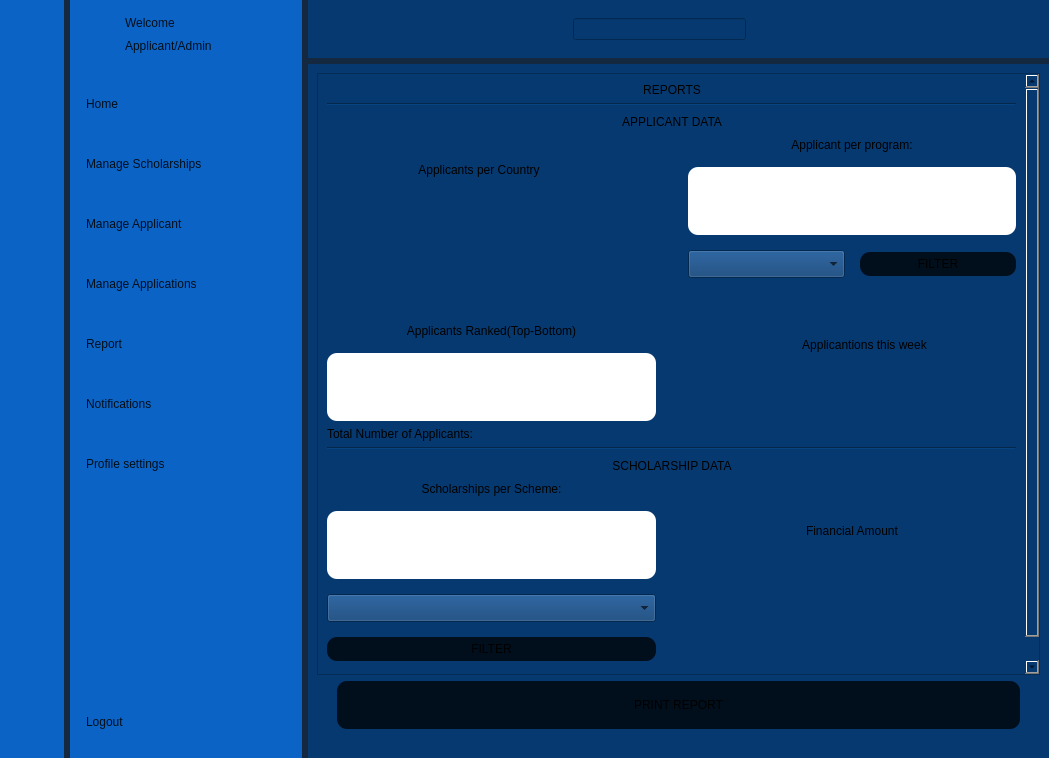
This is SholarshipManagementSystem/homePage/dash.ui in YNCO10/scholarshipManagementSystem as Qt 5 draws it before an edit. The edited form follows.
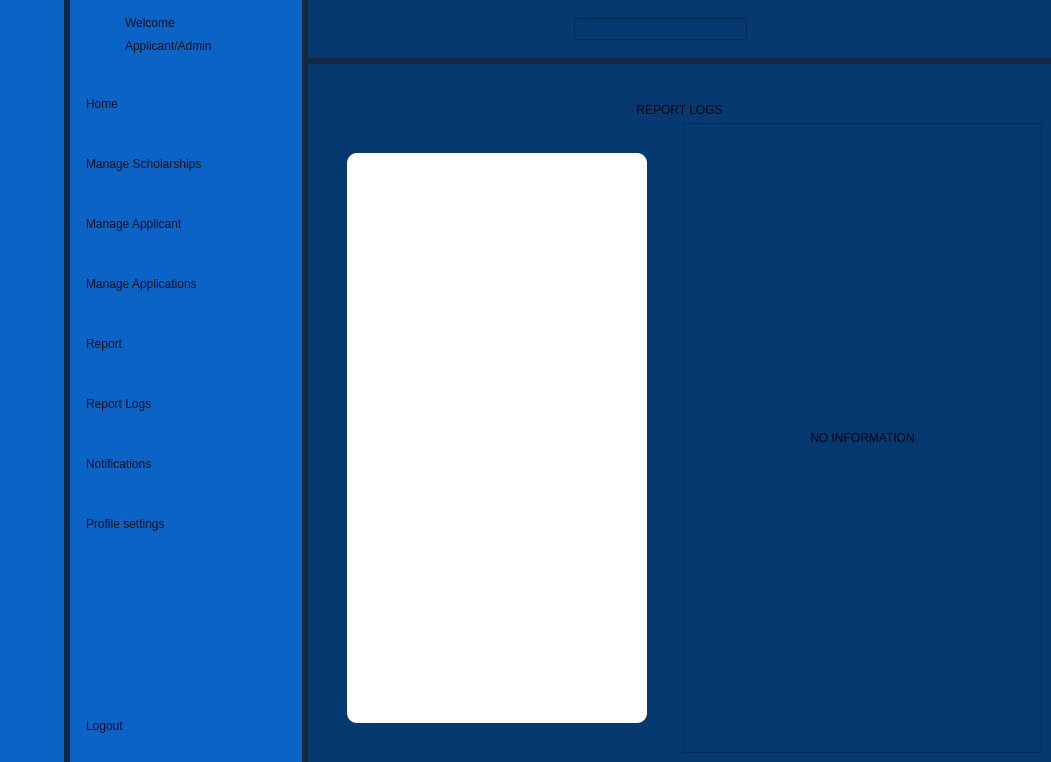
This is the edited form. Icons and pictures are not drawn.

```diff
--- a/SholarshipManagementSystem/homePage/dash.ui
+++ b/SholarshipManagementSystem/homePage/dash.ui
@@ -6,8 +6,8 @@
    <rect>
     <x>0</x>
     <y>0</y>
-    <width>1049</width>
-    <height>758</height>
+    <width>1051</width>
+    <height>762</height>
    </rect>
   </property>
   <property name="sizePolicy">
@@ -242,7 +242,7 @@
 </string>
          </property>
          <property name="currentIndex">
-          <number>3</number>
+          <number>7</number>
          </property>
          <widget class="QWidget" name="home">
           <layout class="QGridLayout" name="gridLayout_2">
@@ -1376,6 +1376,63 @@
            </item>
           </layout>
          </widget>
+         <widget class="QWidget" name="reportLogs">
+          <layout class="QVBoxLayout" name="verticalLayout_24">
+           <item>
+            <widget class="QLabel" name="label_15">
+             <property name="styleSheet">
+              <string notr="true">margin-top:30px;</string>
+             </property>
+             <property name="text">
+              <string>REPORT LOGS</string>
+             </property>
+             <property name="alignment">
+              <set>Qt::AlignmentFlag::AlignCenter</set>
+             </property>
+            </widget>
+           </item>
+           <item>
+            <layout class="QHBoxLayout" name="horizontalLayout_15">
+             <item>
+              <widget class="QTableWidget" name="reportLogsTableWidget">
+               <property name="styleSheet">
+                <string notr="true">margin:30px;</string>
+               </property>
+              </widget>
+             </item>
+             <item>
+              <widget class="QScrollArea" name="pdfViewerScrollWidget">
+               <property name="widgetResizable">
+                <bool>true</bool>
+               </property>
+               <widget class="QWidget" name="scrollAreaWidgetContents_4">
+                <property name="geometry">
+                 <rect>
+                  <x>0</x>
+                  <y>0</y>
+                  <width>357</width>
+                  <height>612</height>
+                 </rect>
+                </property>
+                <layout class="QVBoxLayout" name="verticalLayout_26">
+                 <item>
+                  <widget class="QLabel" name="label_16">
+                   <property name="text">
+                    <string>NO INFORMATION</string>
+                   </property>
+                   <property name="alignment">
+                    <set>Qt::AlignmentFlag::AlignCenter</set>
+                   </property>
+                  </widget>
+                 </item>
+                </layout>
+               </widget>
+              </widget>
+             </item>
+            </layout>
+           </item>
+          </layout>
+         </widget>
         </widget>
        </item>
       </layout>
@@ -1819,6 +1876,24 @@
            </property>
           </widget>
          </item>
+         <item>
+          <widget class="QPushButton" name="reportLogsBtn">
+           <property name="text">
+            <string>Report Logs</string>
+           </property>
+           <property name="icon">
+            <iconset resource="../../projectRescources.qrc">
+             <normaloff>:/icons/history.png</normaloff>
+             <normalon>:/icons/historyWhite.png</normalon>:/icons/history.png</iconset>
+           </property>
+           <property name="checkable">
+            <bool>true</bool>
+           </property>
+           <property name="autoExclusive">
+            <bool>true</bool>
+           </property>
+          </widget>
+         </item>
          <item>
           <widget class="QPushButton" name="notificationsBtn">
            <property name="cursor">
```
Left out of the diff: 49 changed lines with no effect on the pictures.
